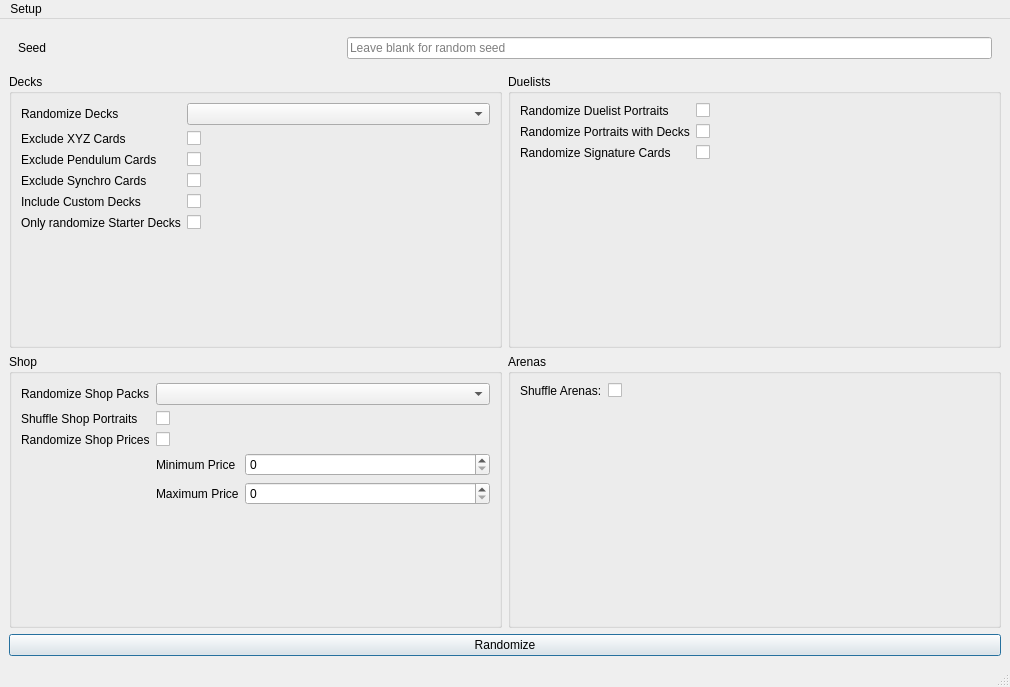
Before: the Qt Designer form ui/mainwindow.ui in Cyb3RGER/CyberEmpire, drawn with Qt 5.
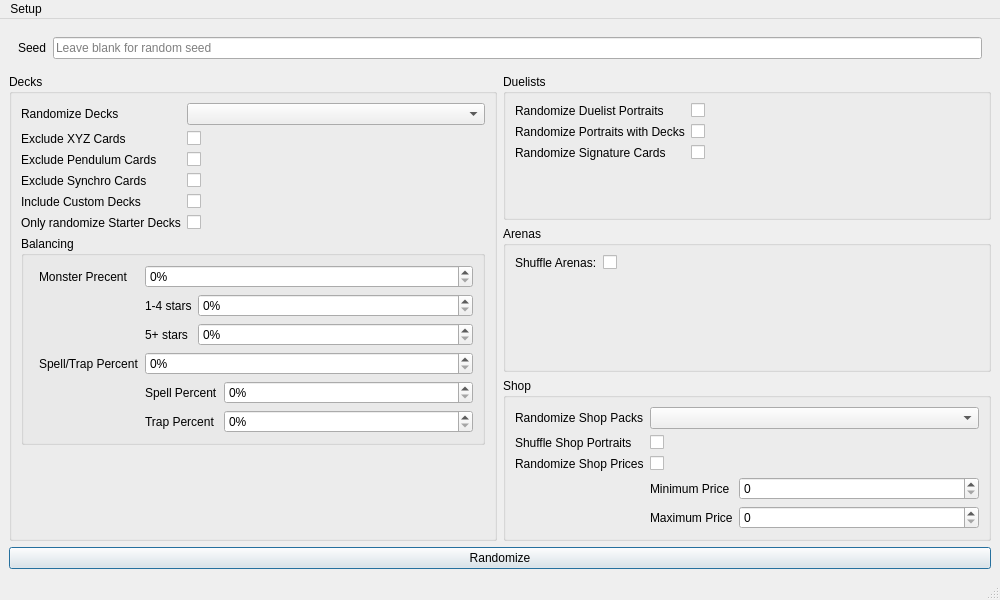
After: the same form once the commit is applied.

```diff
--- a/ui/mainwindow.ui
+++ b/ui/mainwindow.ui
@@ -6,8 +6,8 @@
    <rect>
     <x>0</x>
     <y>0</y>
-    <width>1010</width>
-    <height>687</height>
+    <width>1000</width>
+    <height>600</height>
    </rect>
   </property>
   <property name="windowTitle">
@@ -22,8 +22,90 @@
    </property>
    <layout class="QGridLayout" name="gridLayout_3">
     <item row="2" column="0">
-     <layout class="QGridLayout" name="gridLayout" rowstretch="0,1,1,0" columnstretch="1,1">
-      <item row="1" column="0">
+     <layout class="QGridLayout" name="gridLayout" rowstretch="0,1,1,1,1" columnstretch="1,1">
+      <item row="2" column="1">
+       <widget class="QGroupBox" name="grp_opt_arenas">
+        <property name="title">
+         <string>Arenas</string>
+        </property>
+        <layout class="QGridLayout" name="gridLayout_8">
+         <item row="0" column="0">
+          <layout class="QFormLayout" name="formLayout_3">
+           <item row="0" column="0">
+            <widget class="QLabel" name="label_4">
+             <property name="text">
+              <string>Shuffle Arenas:</string>
+             </property>
+            </widget>
+           </item>
+           <item row="0" column="1">
+            <widget class="QCheckBox" name="chb_shuffle_arenas">
+             <property name="text">
+              <string/>
+             </property>
+            </widget>
+           </item>
+          </layout>
+         </item>
+        </layout>
+       </widget>
+      </item>
+      <item row="1" column="1">
+       <widget class="QGroupBox" name="grp_opt_duelists">
+        <property name="title">
+         <string>Duelists</string>
+        </property>
+        <layout class="QGridLayout" name="gridLayout_2">
+         <item row="0" column="0">
+          <layout class="QFormLayout" name="formLayout_6">
+           <item row="0" column="0">
+            <widget class="QLabel" name="label_11">
+             <property name="text">
+              <string>Randomize Duelist Portraits</string>
+             </property>
+            </widget>
+           </item>
+           <item row="0" column="1">
+            <widget class="QCheckBox" name="chb_duelist_portrais">
+             <property name="text">
+              <string/>
+             </property>
+            </widget>
+           </item>
+           <item row="1" column="0">
+            <widget class="QLabel" name="label_3">
+             <property name="text">
+              <string>Randomize Portraits with Decks</string>
+             </property>
+            </widget>
+           </item>
+           <item row="1" column="1">
+            <widget class="QCheckBox" name="chb_link_duelists_decks">
+             <property name="text">
+              <string/>
+             </property>
+            </widget>
+           </item>
+           <item row="2" column="0">
+            <widget class="QLabel" name="label_2">
+             <property name="text">
+              <string>Randomize Signature Cards</string>
+             </property>
+            </widget>
+           </item>
+           <item row="2" column="1">
+            <widget class="QCheckBox" name="chb_random_sig_cards">
+             <property name="text">
+              <string/>
+             </property>
+            </widget>
+           </item>
+          </layout>
+         </item>
+        </layout>
+       </widget>
+      </item>
+      <item row="1" column="0" rowspan="3">
        <widget class="QGroupBox" name="grp_opt_decks">
         <property name="title">
          <string>Decks</string>
@@ -114,12 +196,176 @@
              </property>
             </widget>
            </item>
+           <item row="6" column="0" colspan="2">
+            <widget class="QGroupBox" name="grp_balance_opts">
+             <property name="title">
+              <string>Balancing</string>
+             </property>
+             <layout class="QFormLayout" name="formLayout_2">
+              <item row="0" column="1">
+               <layout class="QFormLayout" name="formLayout_7">
+                <item row="0" column="0">
+                 <widget class="QLabel" name="label_17">
+                  <property name="text">
+                   <string>Monster Precent</string>
+                  </property>
+                 </widget>
+                </item>
+                <item row="0" column="1">
+                 <widget class="QSpinBox" name="spb_mon_percent">
+                  <property name="keyboardTracking">
+                   <bool>false</bool>
+                  </property>
+                  <property name="suffix">
+                   <string>%</string>
+                  </property>
+                  <property name="minimum">
+                   <number>0</number>
+                  </property>
+                  <property name="maximum">
+                   <number>100</number>
+                  </property>
+                  <property name="singleStep">
+                   <number>1</number>
+                  </property>
+                  <property name="value">
+                   <number>0</number>
+                  </property>
+                 </widget>
+                </item>
+                <item row="1" column="1">
+                 <layout class="QFormLayout" name="formLayout_8">
+                  <item row="0" column="0">
+                   <widget class="QLabel" name="label_18">
+                    <property name="text">
+                     <string>1-4 stars</string>
+                    </property>
+                   </widget>
+                  </item>
+                  <item row="1" column="0">
+                   <widget class="QLabel" name="label_19">
+                    <property name="text">
+                     <string>5+ stars</string>
+                    </property>
+                   </widget>
+                  </item>
+                  <item row="0" column="1">
+                   <widget class="QSpinBox" name="spb_low_level_percent">
+                    <property name="keyboardTracking">
+                     <bool>false</bool>
+                    </property>
+                    <property name="suffix">
+                     <string>%</string>
+                    </property>
+                    <property name="maximum">
+                     <number>100</number>
+                    </property>
+                   </widget>
+                  </item>
+                  <item row="1" column="1">
+                   <widget class="QSpinBox" name="spb_high_level_percent">
+                    <property name="keyboardTracking">
+                     <bool>false</bool>
+                    </property>
+                    <property name="suffix">
+                     <string>%</string>
+                    </property>
+                    <property name="maximum">
+                     <number>100</number>
+                    </property>
+                    <property name="singleStep">
+                     <number>1</number>
+                    </property>
+                   </widget>
+                  </item>
+                 </layout>
+                </item>
+                <item row="2" column="0">
+                 <widget class="QLabel" name="label_20">
+                  <property name="text">
+                   <string>Spell/Trap Percent</string>
+                  </property>
+                 </widget>
+                </item>
+                <item row="2" column="1">
+                 <widget class="QSpinBox" name="spb_spell_trap_percent">
+                  <property name="keyboardTracking">
+                   <bool>false</bool>
+                  </property>
+                  <property name="suffix">
+                   <string>%</string>
+                  </property>
+                 </widget>
+                </item>
+                <item row="1" column="0">
+                 <widget class="QLabel" name="label_21">
+                  <property name="text">
+                   <string/>
+                  </property>
+                 </widget>
+                </item>
+                <item row="3" column="0">
+                 <widget class="QLabel" name="label_22">
+                  <property name="text">
+                   <string/>
+                  </property>
+                 </widget>
+                </item>
+                <item row="3" column="1">
+                 <layout class="QFormLayout" name="formLayout_9">
+                  <item row="0" column="0">
+                   <widget class="QLabel" name="label_23">
+                    <property name="text">
+                     <string>Spell Percent</string>
+                    </property>
+                   </widget>
+                  </item>
+                  <item row="1" column="0">
+                   <widget class="QLabel" name="label_24">
+                    <property name="text">
+                     <string>Trap Percent</string>
+                    </property>
+                   </widget>
+                  </item>
+                  <item row="0" column="1">
+                   <widget class="QSpinBox" name="spb_spell_percent">
+                    <property name="keyboardTracking">
+                     <bool>false</bool>
+                    </property>
+                    <property name="suffix">
+                     <string>%</string>
+                    </property>
+                    <property name="maximum">
+                     <number>100</number>
+                    </property>
+                   </widget>
+                  </item>
+                  <item row="1" column="1">
+                   <widget class="QSpinBox" name="spb_trap_percent">
+                    <property name="keyboardTracking">
+                     <bool>false</bool>
+                    </property>
+                    <property name="suffix">
+                     <string>%</string>
+                    </property>
+                    <property name="maximum">
+                     <number>100</number>
+                    </property>
+                   </widget>
+                  </item>
+                 </layout>
+                </item>
+               </layout>
+              </item>
+             </layout>
+            </widget>
+           </item>
           </layout>
          </item>
         </layout>
        </widget>
       </item>
-      <item row="2" column="0">
+      <item row="3" column="1">
        <widget class="QGroupBox" name="grp_opt_shop">
         <property name="title">
          <string>Shop</string>
@@ -211,7 +457,7 @@
         </layout>
        </widget>
       </item>
-      <item row="3" column="0" colspan="2">
+      <item row="4" column="0" colspan="2">
        <widget class="QPushButton" name="btn_run">
         <property name="text">
          <string>Randomize</string>
@@ -224,93 +470,11 @@
         </property>
        </widget>
       </item>
-      <item row="2" column="1">
-       <widget class="QGroupBox" name="grp_opt_arenas">
-        <property name="title">
-         <string>Arenas</string>
-        </property>
-        <layout class="QGridLayout" name="gridLayout_8">
-         <item row="0" column="0">
-          <layout class="QFormLayout" name="formLayout_3">
-           <item row="0" column="0">
-            <widget class="QLabel" name="label_4">
-             <property name="text">
-              <string>Shuffle Arenas:</string>
-             </property>
-            </widget>
-           </item>
-           <item row="0" column="1">
-            <widget class="QCheckBox" name="chb_shuffle_arenas">
-             <property name="text">
-              <string/>
-             </property>
-            </widget>
-           </item>
-          </layout>
-         </item>
-        </layout>
-       </widget>
-      </item>
-      <item row="1" column="1">
-       <widget class="QGroupBox" name="grp_opt_duelists">
-        <property name="title">
-         <string>Duelists</string>
-        </property>
-        <layout class="QGridLayout" name="gridLayout_2">
-         <item row="0" column="0">
-          <layout class="QFormLayout" name="formLayout_6">
-           <item row="0" column="0">
-            <widget class="QLabel" name="label_11">
-             <property name="text">
-              <string>Randomize Duelist Portraits</string>
-             </property>
-            </widget>
-           </item>
-           <item row="0" column="1">
-            <widget class="QCheckBox" name="chb_duelist_portrais">
-             <property name="text">
-              <string/>
-             </property>
-            </widget>
-           </item>
-           <item row="1" column="0">
-            <widget class="QLabel" name="label_3">
-             <property name="text">
-              <string>Randomize Portraits with Decks</string>
-             </property>
-            </widget>
-           </item>
-           <item row="1" column="1">
-            <widget class="QCheckBox" name="chb_link_duelists_decks">
-             <property name="text">
-              <string/>
-             </property>
-            </widget>
-           </item>
-           <item row="2" column="0">
-            <widget class="QLabel" name="label_2">
-             <property name="text">
-              <string>Randomize Signature Cards</string>
-             </property>
-            </widget>
-           </item>
-           <item row="2" column="1">
-            <widget class="QCheckBox" name="chb_random_sig_cards">
-             <property name="text">
-              <string/>
-             </property>
-            </widget>
-           </item>
-          </layout>
-         </item>
-        </layout>
-       </widget>
-      </item>
       <item row="0" column="0" colspan="2">
        <widget class="QWidget" name="widget" native="true">
         <layout class="QGridLayout" name="gridLayout_4">
          <item row="0" column="0">
-          <layout class="QGridLayout" name="gridLayout_7">
+          <layout class="QFormLayout" name="formLayout_10">
            <item row="0" column="0">
             <widget class="QLabel" name="label_14">
              <property name="text">
@@ -318,7 +482,7 @@
              </property>
             </widget>
            </item>
-           <item row="0" column="1" colspan="2">
+           <item row="0" column="1">
             <widget class="QLineEdit" name="txt_seed">
              <property name="placeholderText">
               <string>Leave blank for random seed</string>
@@ -339,7 +503,7 @@
     <rect>
      <x>0</x>
      <y>0</y>
-     <width>1010</width>
+     <width>1000</width>
      <height>22</height>
     </rect>
    </property>
```
Left out of the diff: 13 changed lines with no effect on the pictures.
